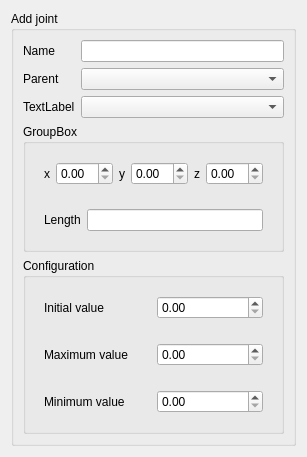
istee/cor3d, file GUI/AddNewJoint.ui: the form before one commit.
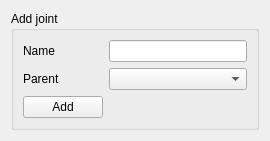
The form after the commit.

Diff of the .ui file:
```diff
--- a/GUI/AddNewJoint.ui
+++ b/GUI/AddNewJoint.ui
@@ -7,7 +7,7 @@
     <x>0</x>
     <y>0</y>
     <width>270</width>
-    <height>409</height>
+    <height>126</height>
    </rect>
   </property>
   <property name="sizePolicy">
@@ -53,131 +53,17 @@
        <widget class="QComboBox" name="comboBox"/>
       </item>
       <item row="2" column="0">
-       <widget class="QLabel" name="label_3">
+       <widget class="QPushButton" name="add_new_joint_button">
         <property name="text">
-         <string>TextLabel</string>
+         <string>Add</string>
         </property>
        </widget>
       </item>
       <item row="2" column="1">
-       <widget class="QComboBox" name="comboBox_2"/>
-      </item>
-      <item row="3" column="0" colspan="2">
-       <widget class="QGroupBox" name="groupBox_2">
-        <property name="title">
-         <string>GroupBox</string>
+       <widget class="QLabel" name="label_3">
+        <property name="text">
+         <string/>
         </property>
-        <layout class="QVBoxLayout" name="verticalLayout">
-         <item>
-          <widget class="QWidget" name="widget" native="true">
-           <layout class="QHBoxLayout" name="horizontalLayout_2">
-            <item>
-             <widget class="QLabel" name="label_6">
-              <property name="text">
-               <string>x</string>
-              </property>
-             </widget>
-            </item>
-            <item>
-             <widget class="QDoubleSpinBox" name="doubleSpinBox"/>
-            </item>
-            <item>
-             <widget class="QLabel" name="label_5">
-              <property name="text">
-               <string>y</string>
-              </property>
-             </widget>
-            </item>
-            <item>
-             <widget class="QDoubleSpinBox" name="doubleSpinBox_2"/>
-            </item>
-            <item>
-             <widget class="QLabel" name="label_4">
-              <property name="text">
-               <string>z</string>
-              </property>
-             </widget>
-            </item>
-            <item>
-             <widget class="QDoubleSpinBox" name="doubleSpinBox_3"/>
-            </item>
-           </layout>
-          </widget>
-         </item>
-         <item>
-          <widget class="QWidget" name="widget_2" native="true">
-           <layout class="QHBoxLayout" name="horizontalLayout">
-            <item>
-             <widget class="QLabel" name="label_7">
-              <property name="text">
-               <string>Length</string>
-              </property>
-             </widget>
-            </item>
-            <item>
-             <widget class="QLineEdit" name="lineEdit_2"/>
-            </item>
-           </layout>
-          </widget>
-         </item>
-        </layout>
-       </widget>
-      </item>
-      <item row="4" column="0" colspan="2">
-       <widget class="QGroupBox" name="groupBox_3">
-        <property name="title">
-         <string>Configuration</string>
-        </property>
-        <layout class="QVBoxLayout" name="verticalLayout_2">
-         <item>
-          <widget class="QWidget" name="widget_3" native="true">
-           <layout class="QHBoxLayout" name="horizontalLayout_3">
-            <item>
-             <widget class="QLabel" name="label_8">
-              <property name="text">
-               <string>Initial value</string>
-              </property>
-             </widget>
-            </item>
-            <item>
-             <widget class="QDoubleSpinBox" name="doubleSpinBox_4"/>
-            </item>
-           </layout>
-          </widget>
-         </item>
-         <item>
-          <widget class="QWidget" name="widget_4" native="true">
-           <layout class="QHBoxLayout" name="horizontalLayout_4">
-            <item>
-             <widget class="QLabel" name="label_9">
-              <property name="text">
-               <string>Maximum value</string>
-              </property>
-             </widget>
-            </item>
-            <item>
-             <widget class="QDoubleSpinBox" name="doubleSpinBox_5"/>
-            </item>
-           </layout>
-          </widget>
-         </item>
-         <item>
-          <widget class="QWidget" name="widget_5" native="true">
-           <layout class="QHBoxLayout" name="horizontalLayout_5">
-            <item>
-             <widget class="QLabel" name="label_10">
-              <property name="text">
-               <string>Minimum value</string>
-              </property>
-             </widget>
-            </item>
-            <item>
-             <widget class="QDoubleSpinBox" name="doubleSpinBox_6"/>
-            </item>
-           </layout>
-          </widget>
-         </item>
-        </layout>
        </widget>
       </item>
      </layout>
```
Left out of the diff: 9 changed lines with no effect on the pictures.
